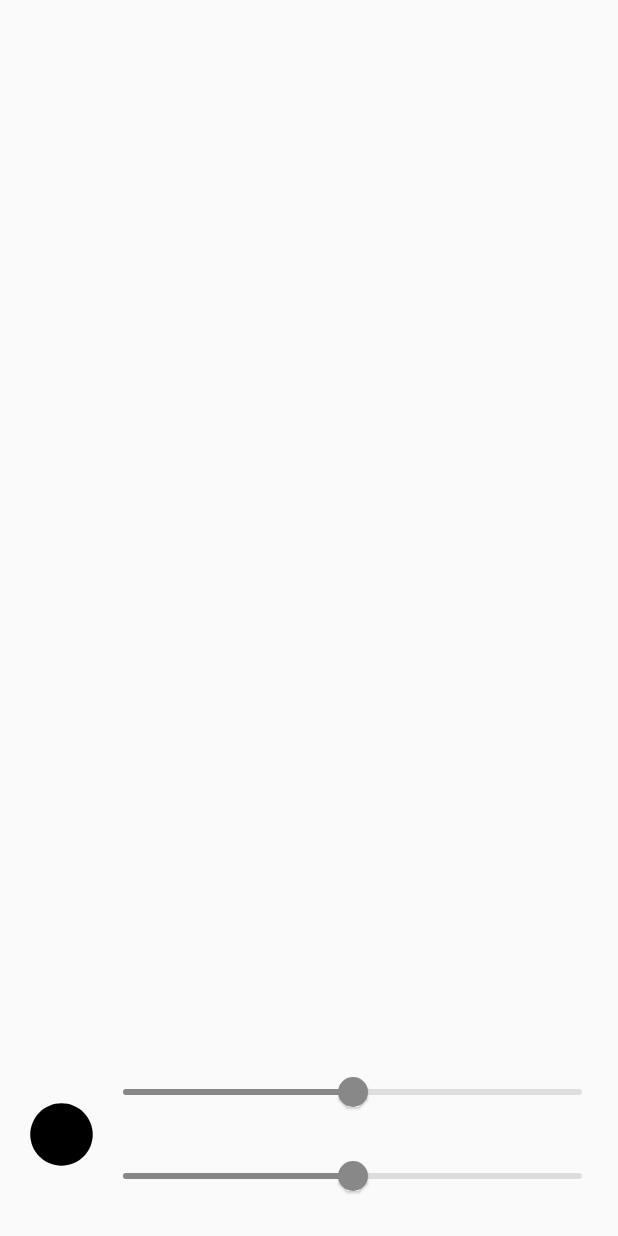
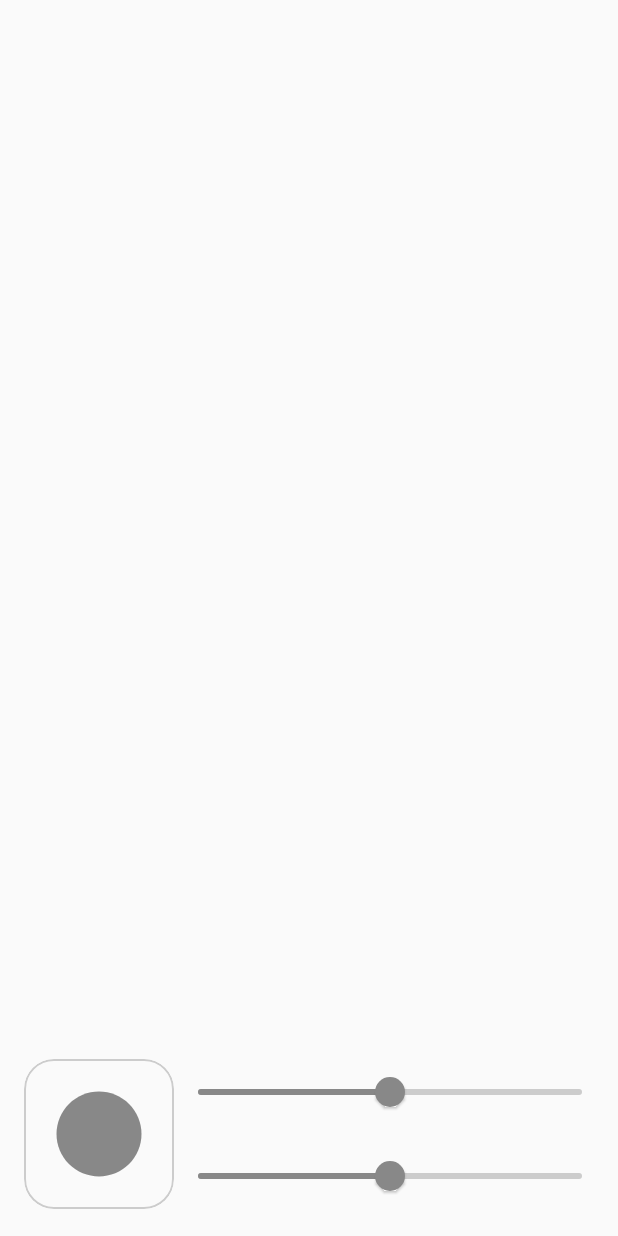
Before and after one commit to JungSangHyeon/2022-Seurat, an Android app built with Jetpack Compose: the screen it shows after launch (MainActivity), on a phone screen of 412 x 824 dp. Run offline under Robolectric (Android 15) with nearby library versions, the phone set to English and light mode, and no system bars.

Commit message:
UI beautify

```diff
--- a/app/src/main/java/com/example/seurat/domain/MainActivity.kt
+++ b/app/src/main/java/com/example/seurat/domain/MainActivity.kt
@@ -94,9 +94,13 @@ class MainActivity : ComponentActivity() {
                     Image(
                         painter = painterResource(id = R.drawable.ic_baseline_brightness_1_24),
                         contentDescription = null,
+                        colorFilter = tint(Color.Gray),
                         modifier = Modifier
-                            .size(50.dp)
+                            .size(100.dp)
+                            .clip(RoundedCornerShape(20))
                             .clickable { pickImage() }
+                            .border(1.dp, Color.LightGray, RoundedCornerShape(20))
+                            .padding(16.dp)
                     )
 
                     Spacer(modifier = Modifier.width(8.dp))
@@ -124,7 +128,7 @@ class MainActivity : ComponentActivity() {
             colors = SliderDefaults.colors(
                 thumbColor = Color.Gray,
                 activeTrackColor = Color.Gray,
-                inactiveTickColor = Color.LightGray,
+                inactiveTrackColor = Color.LightGray,
             )
         )
     }
--- a/app/src/main/res/values/themes.xml
+++ b/app/src/main/res/values/themes.xml
@@ -2,6 +2,5 @@
 <resources>
 
     <style name="Theme.Seurat" parent="android:Theme.Material.Light.NoActionBar">
-        <item name="android:statusBarColor">@color/purple_700</item>
     </style>
 </resources>
```
